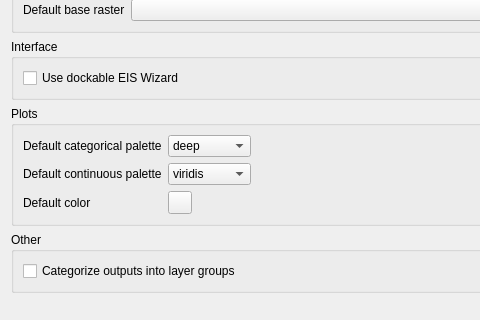
Above: eis_qgis_plugin/resources/ui/wizard_settings.ui from GispoCoding/eis_qgis_plugin before the change; both pictures show x 0 to 480 and y 282 to 602 of the 757 by 836 pixel window. Below: the same form after it.
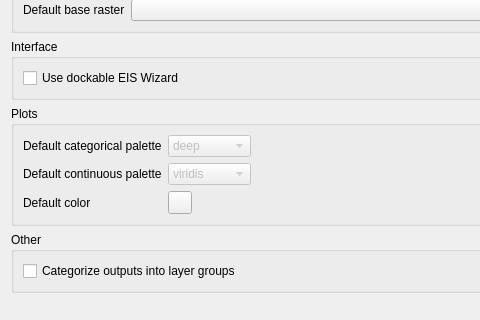
That is the form after the change. Custom widgets are drawn as their Qt base class.

Commit message: Disable default palettes in Wizard Settings since they are currently not used

What changed in the file:
```diff
--- a/eis_qgis_plugin/resources/ui/wizard_settings.ui
+++ b/eis_qgis_plugin/resources/ui/wizard_settings.ui
@@ -315,6 +315,9 @@
       </item>
       <item row="1" column="1">
        <widget class="QComboBox" name="continuous_palette_selection">
+        <property name="enabled">
+         <bool>false</bool>
+        </property>
         <item>
          <property name="text">
           <string>viridis</string>
@@ -389,6 +392,9 @@
       </item>
       <item row="0" column="1">
        <widget class="QComboBox" name="categorical_palette_selection">
+        <property name="enabled">
+         <bool>false</bool>
+        </property>
         <item>
          <property name="text">
           <string>deep</string>
```
